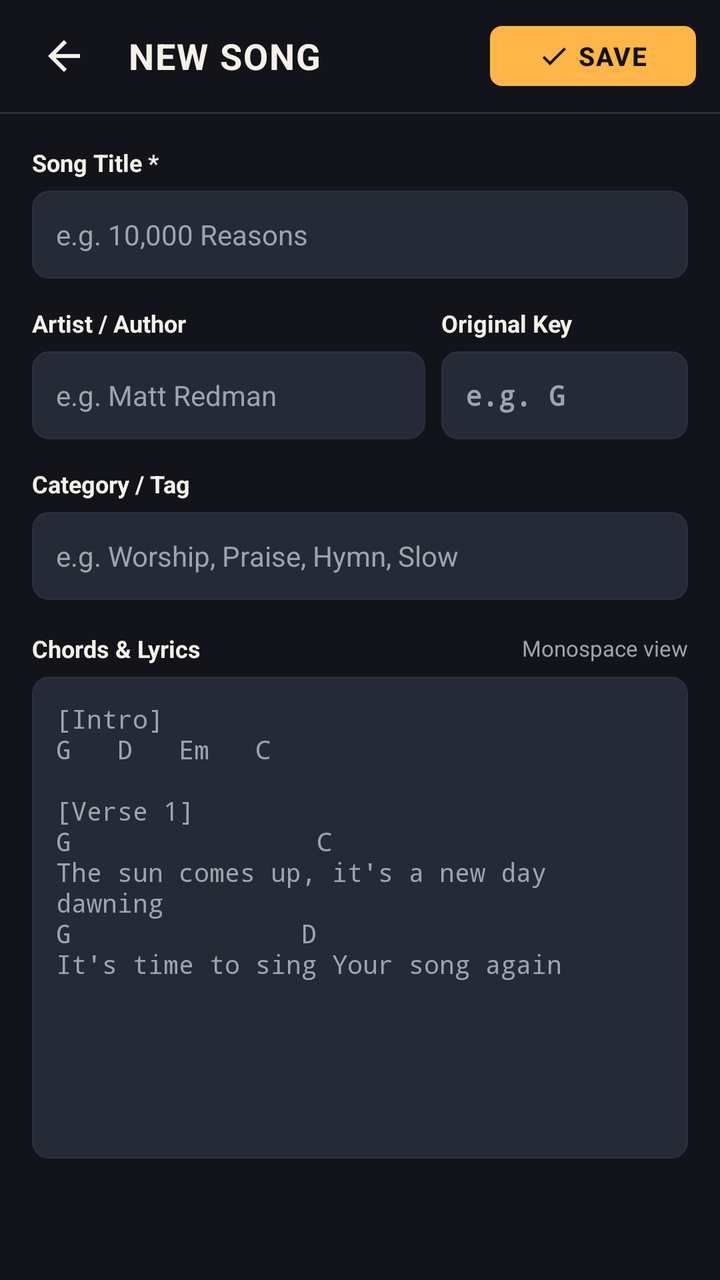
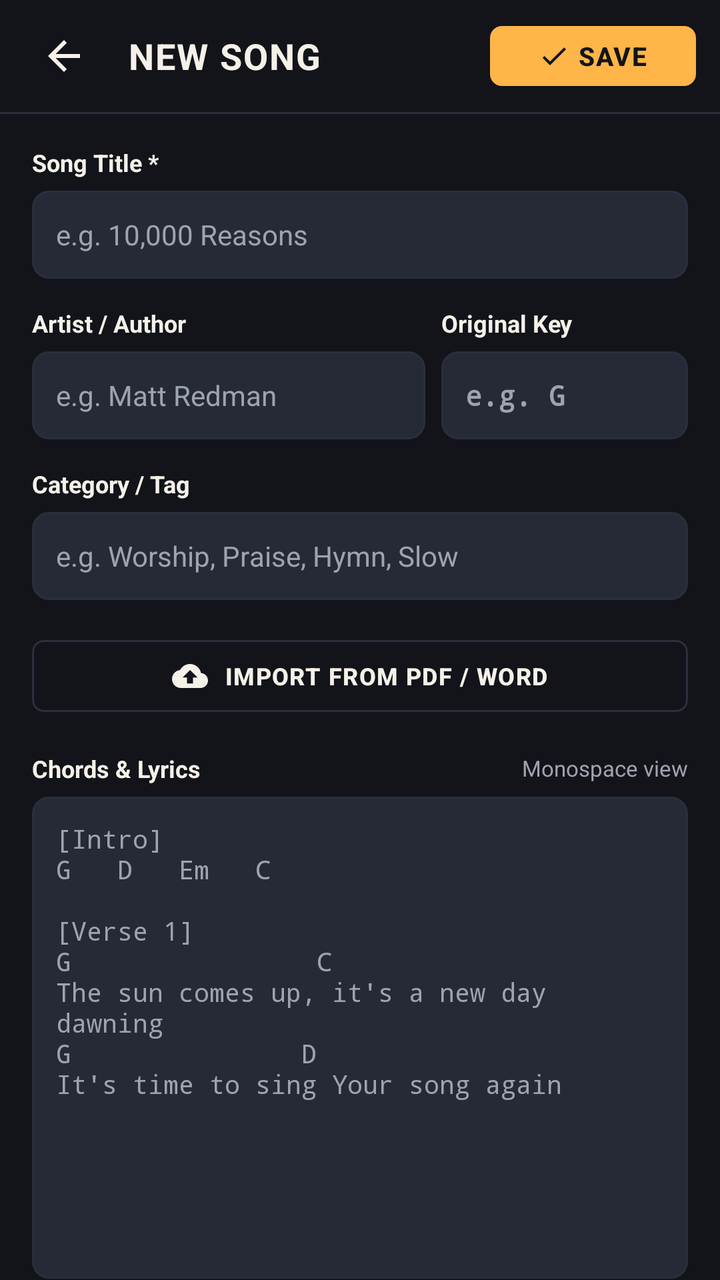

Two renders of the same Android screen: before a commit and after it. Below are the layout's source before the change and the commit's diff.
<!-- AndroidManifest.xml: application theme Theme.COGChords -->
<!-- res/layout/activity_add_edit_song.xml -->
<?xml version="1.0" encoding="utf-8"?>
<androidx.constraintlayout.widget.ConstraintLayout xmlns:android="http://schemas.android.com/apk/res/android"
    xmlns:app="http://schemas.android.com/apk/res-auto"
    xmlns:tools="http://schemas.android.com/tools"
    android:id="@+id/main"
    android:layout_width="match_parent"
    android:layout_height="match_parent"
    android:background="?android:attr/windowBackground">

    
    <LinearLayout
        android:id="@+id/top_bar"
        android:layout_width="0dp"
        android:layout_height="56dp"
        android:gravity="center_vertical"
        android:orientation="horizontal"
        android:paddingHorizontal="12dp"
        app:layout_constraintEnd_toEndOf="parent"
        app:layout_constraintStart_toStartOf="parent"
        app:layout_constraintTop_toTopOf="parent">

        <ImageView
            android:id="@+id/btn_back"
            android:layout_width="40dp"
            android:layout_height="40dp"
            android:background="?android:attr/selectableItemBackgroundBorderless"
            android:contentDescription="Back"
            android:padding="8dp"
            android:src="@drawable/ic_arrow_back"
            app:tint="?attr/colorOnSurface" />

        <TextView
            android:id="@+id/tv_screen_title"
            android:layout_width="0dp"
            android:layout_height="wrap_content"
            android:layout_marginStart="12dp"
            android:layout_weight="1"
            android:letterSpacing="0.04"
            android:text="NEW SONG"
            android:textColor="?attr/colorOnSurface"
            android:textSize="18sp"
            android:textStyle="bold" />

        <com.google.android.material.button.MaterialButton
            android:id="@+id/btn_save"
            android:layout_width="wrap_content"
            android:layout_height="38dp"
            android:letterSpacing="0.05"
            android:text="SAVE"
            android:textColor="?attr/colorOnPrimary"
            android:textSize="13sp"
            android:textStyle="bold"
            app:backgroundTint="?attr/colorPrimary"
            app:cornerRadius="6dp"
            app:icon="@drawable/ic_check"
            app:iconGravity="textStart"
            app:iconPadding="4dp"
            app:iconSize="16dp"
            app:iconTint="?attr/colorOnPrimary" />

    </LinearLayout>

    <View
        android:id="@+id/top_divider"
        android:layout_width="0dp"
        android:layout_height="1dp"
        android:background="?attr/colorOutline"
        app:layout_constraintEnd_toEndOf="parent"
        app:layout_constraintStart_toStartOf="parent"
        app:layout_constraintTop_toBottomOf="@id/top_bar" />

    
    <androidx.core.widget.NestedScrollView
        android:layout_width="0dp"
        android:layout_height="0dp"
        android:fillViewport="true"
        app:layout_constraintBottom_toBottomOf="parent"
        app:layout_constraintEnd_toEndOf="parent"
        app:layout_constraintStart_toStartOf="parent"
        app:layout_constraintTop_toBottomOf="@id/top_divider">

        <LinearLayout
            android:layout_width="match_parent"
            android:layout_height="wrap_content"
            android:orientation="vertical"
            android:padding="16dp">

            
            <TextView
                android:layout_width="wrap_content"
                android:layout_height="wrap_content"
                android:text="Song Title *"
                android:textColor="?attr/colorOnSurface"
                android:textSize="12sp"
                android:textStyle="bold" />

            <EditText
                android:id="@+id/et_song_title"
                android:layout_width="match_parent"
                android:layout_height="44dp"
                android:layout_marginTop="6dp"
                android:background="@drawable/bg_input_field"
                android:hint="e.g. 10,000 Reasons"
                android:inputType="textCapWords"
                android:paddingHorizontal="12dp"
                android:textColor="?attr/colorOnSurface"
                android:textColorHint="?attr/colorOnSurfaceVariant"
                android:textSize="14sp" />

            
            <LinearLayout
                android:layout_width="match_parent"
                android:layout_height="wrap_content"
                android:layout_marginTop="14dp"
                android:orientation="horizontal">

                
                <LinearLayout
                    android:layout_width="0dp"
                    android:layout_height="wrap_content"
                    android:layout_marginEnd="8dp"
                    android:layout_weight="1.6"
                    android:orientation="vertical">

                    <TextView
                        android:layout_width="wrap_content"
                        android:layout_height="wrap_content"
                        android:text="Artist / Author"
                        android:textColor="?attr/colorOnSurface"
                        android:textSize="12sp"
                        android:textStyle="bold" />

                    <EditText
                        android:id="@+id/et_song_artist"
                        android:layout_width="match_parent"
                        android:layout_height="44dp"
                        android:layout_marginTop="6dp"
                        android:background="@drawable/bg_input_field"
                        android:hint="e.g. Matt Redman"
                        android:inputType="textCapWords"
                        android:paddingHorizontal="12dp"
                        android:textColor="?attr/colorOnSurface"
                        android:textColorHint="?attr/colorOnSurfaceVariant"
                        android:textSize="14sp" />
                </LinearLayout>

                
                <LinearLayout
                    android:layout_width="0dp"
                    android:layout_height="wrap_content"
                    android:layout_weight="1"
                    android:orientation="vertical">

                    <TextView
                        android:layout_width="wrap_content"
                        android:layout_height="wrap_content"
                        android:text="Original Key"
                        android:textColor="?attr/colorOnSurface"
                        android:textSize="12sp"
                        android:textStyle="bold" />

                    <EditText
                        android:id="@+id/et_song_key"
                        android:layout_width="match_parent"
                        android:layout_height="44dp"
                        android:layout_marginTop="6dp"
                        android:background="@drawable/bg_input_field"
                        android:fontFamily="monospace"
                        android:hint="e.g. G"
                        android:inputType="textCapCharacters"
                        android:maxLength="6"
                        android:paddingHorizontal="12dp"
                        android:textColor="?attr/colorOnSurface"
                        android:textColorHint="?attr/colorOnSurfaceVariant"
                        android:textSize="14sp"
                        android:textStyle="bold" />
                </LinearLayout>

            </LinearLayout>

            
            <TextView
                android:layout_width="wrap_content"
                android:layout_height="wrap_content"
                android:layout_marginTop="14dp"
                android:text="Category / Tag"
                android:textColor="?attr/colorOnSurface"
                android:textSize="12sp"
                android:textStyle="bold" />

            <EditText
                android:id="@+id/et_song_category"
                android:layout_width="match_parent"
                android:layout_height="44dp"
                android:layout_marginTop="6dp"
                android:background="@drawable/bg_input_field"
                android:hint="e.g. Worship, Praise, Hymn, Slow"
                android:inputType="textCapWords"
                android:paddingHorizontal="12dp"
                android:textColor="?attr/colorOnSurface"
                android:textColorHint="?attr/colorOnSurfaceVariant"
                android:textSize="14sp" />

            
            <LinearLayout
                android:layout_width="match_parent"
                android:layout_height="wrap_content"
                android:layout_marginTop="16dp"
                android:gravity="center_vertical"
                android:orientation="horizontal">

                <TextView
                    android:layout_width="0dp"
                    android:layout_height="wrap_content"
                    android:layout_weight="1"
                    android:text="Chords &amp; Lyrics"
                    android:textColor="?attr/colorOnSurface"
                    android:textSize="12sp"
                    android:textStyle="bold" />

                <TextView
                    android:layout_width="wrap_content"
                    android:layout_height="wrap_content"
                    android:text="Monospace view"
                    android:textColor="?attr/colorOnSurfaceVariant"
                    android:textSize="11sp" />

            </LinearLayout>

            <EditText
                android:id="@+id/et_song_content"
                android:layout_width="match_parent"
                android:layout_height="wrap_content"
                android:layout_marginTop="6dp"
                android:background="@drawable/bg_input_field"
                android:fontFamily="monospace"
                android:gravity="top|start"
                android:hint="[Intro]&#10;G   D   Em   C&#10;&#10;[Verse 1]&#10;G                C&#10;The sun comes up, it's a new day dawning&#10;G               D&#10;It's time to sing Your song again"
                android:inputType="textMultiLine|textNoSuggestions"
                android:minLines="14"
                android:padding="12dp"
                android:scrollbars="vertical"
                android:textColor="?attr/colorOnSurface"
                android:textColorHint="?attr/colorOnSurfaceVariant"
                android:textSize="13sp" />

        </LinearLayout>
    </androidx.core.widget.NestedScrollView>

</androidx.constraintlayout.widget.ConstraintLayout>
<!-- resources referenced by this layout -->
<resources>
  <!-- drawable bg_input_field (drawable) -->
  <?xml version="1.0" encoding="utf-8"?>
  <shape xmlns:android="http://schemas.android.com/apk/res/android"
      android:shape="rectangle">
      <corners android:radius="8dp" />
      <solid android:color="?attr/colorSurfaceVariant" />
      <stroke
          android:width="1dp"
          android:color="?attr/colorOutline" />
  </shape>
  <!-- drawable ic_arrow_back (drawable) -->
  <vector xmlns:android="http://schemas.android.com/apk/res/android"
      android:width="24dp"
      android:height="24dp"
      android:viewportWidth="24"
      android:viewportHeight="24">
    <path
        android:fillColor="@android:color/white"
        android:pathData="M20,11H7.83l5.59,-5.59L12,4l-8,8 8,8 1.41,-1.41L7.83,13H20v-2z"/>
  </vector>
  <!-- drawable ic_check (drawable) -->
  <vector xmlns:android="http://schemas.android.com/apk/res/android"
      android:width="24dp"
      android:height="24dp"
      android:viewportWidth="24"
      android:viewportHeight="24">
    <path
        android:fillColor="@android:color/white"
        android:pathData="M9,16.17L4.83,12l-1.42,1.41L9,19 21,7l-1.41,-1.41z"/>
  </vector>
  <style name="Theme.COGChords" parent="Theme.COGChords.DarkStage" />
  <style name="Theme.COGChords.DarkStage" parent="Theme.Material3.DayNight.NoActionBar">
          <item name="android:windowBackground">@color/dark_stage_bg</item>
          <item name="colorSurface">@color/dark_stage_surface</item>
          <item name="colorSurfaceVariant">@color/dark_stage_badge_bg</item>
          <item name="colorPrimary">@color/dark_stage_accent</item>
          <item name="colorOnPrimary">@color/dark_stage_bg</item>
          <item name="colorSecondary">@color/dark_stage_secondary</item>
          <item name="colorOnSecondary">@color/white</item>
          <item name="colorOnSurface">@color/dark_stage_text</item>
          <item name="colorOnSurfaceVariant">@color/dark_stage_text_secondary</item>
          <item name="colorOutline">@color/dark_stage_divider</item>
          <item name="android:textColor">@color/dark_stage_text</item>
          <item name="android:textColorPrimary">@color/dark_stage_text</item>
          <item name="android:textColorSecondary">@color/dark_stage_text_secondary</item>
          <item name="android:textColorHint">@color/dark_stage_text_muted</item>
          <item name="android:editTextColor">@color/dark_stage_text</item>
          <item name="colorOnBackground">@color/dark_stage_text</item>
  
          
          <item name="colorChordText">@color/dark_stage_accent</item>
          <item name="colorAccentSecondary">@color/dark_stage_secondary</item>
  
          
          <item name="android:statusBarColor">@color/dark_stage_bg</item>
          <item name="android:windowLightStatusBar">false</item>
          <item name="android:navigationBarColor">@color/dark_stage_surface</item>
          <item name="android:windowLightNavigationBar">false</item>
      </style>
  <color name="dark_stage_bg">#FF12141A</color>
  <color name="dark_stage_surface">#FF1C1F28</color>
  <color name="dark_stage_badge_bg">#FF252A36</color>
  <color name="dark_stage_accent">#FFFFB547</color>
  <color name="dark_stage_secondary">#FF5B8DEF</color>
  <color name="white">#FFFFFFFF</color>
  <color name="dark_stage_text">#FFF5F1E8</color>
  <color name="dark_stage_text_secondary">#FF9EA3B0</color>
  <color name="dark_stage_divider">#FF2A2F3D</color>
  <color name="dark_stage_text_muted">#FF6C7280</color>
</resources>

<!-- the commit's change to res/layout/activity_add_edit_song.xml (unified diff, before → after) -->
@@ -202,6 +202,26 @@
                 android:textSize="14sp" />
 
             
+            <com.google.android.material.button.MaterialButton
+                android:id="@+id/btn_import_file"
+                style="@style/Widget.Material3.Button.OutlinedButton"
+                android:layout_width="match_parent"
+                android:layout_height="44dp"
+                android:layout_marginTop="16dp"
+                android:letterSpacing="0.04"
+                android:text="IMPORT FROM PDF / WORD"
+                android:textColor="?attr/colorOnSurface"
+                android:textSize="12sp"
+                android:textStyle="bold"
+                app:cornerRadius="6dp"
+                app:icon="@drawable/ic_import"
+                app:iconGravity="textStart"
+                app:iconPadding="8dp"
+                app:iconSize="18dp"
+                app:iconTint="?attr/colorOnSurface"
+                app:strokeColor="?attr/colorOutline" />
+
+            
             <LinearLayout
                 android:layout_width="match_parent"
                 android:layout_height="wrap_content"
<!-- resource entries referenced after the edit -->
@@ -29,6 +29,16 @@
     <path
         android:fillColor="@android:color/white"
         android:pathData="M9,16.17L4.83,12l-1.42,1.41L9,19 21,7l-1.41,-1.41z"/>
+  </vector>
+  <!-- drawable ic_import (drawable) -->
+  <vector xmlns:android="http://schemas.android.com/apk/res/android"
+      android:width="24dp"
+      android:height="24dp"
+      android:viewportWidth="24"
+      android:viewportHeight="24">
+      <path
+          android:fillColor="?attr/colorOnSurface"
+          android:pathData="M19.35,10.04C18.67,6.59 15.64,4 12,4 9.11,4 6.6,5.64 5.35,8.04 2.34,8.36 0,10.91 0,14c0,3.31 2.69,6 6,6h13c2.76,0 5,-2.24 5,-5 0,-2.64 -2.05,-4.78 -4.65,-4.96zM14,13v4h-4v-4H7l5,-5 5,5h-3z" />
   </vector>
   <style name="Theme.COGChords" parent="Theme.COGChords.DarkStage" />
   <style name="Theme.COGChords.DarkStage" parent="Theme.Material3.DayNight.NoActionBar">
